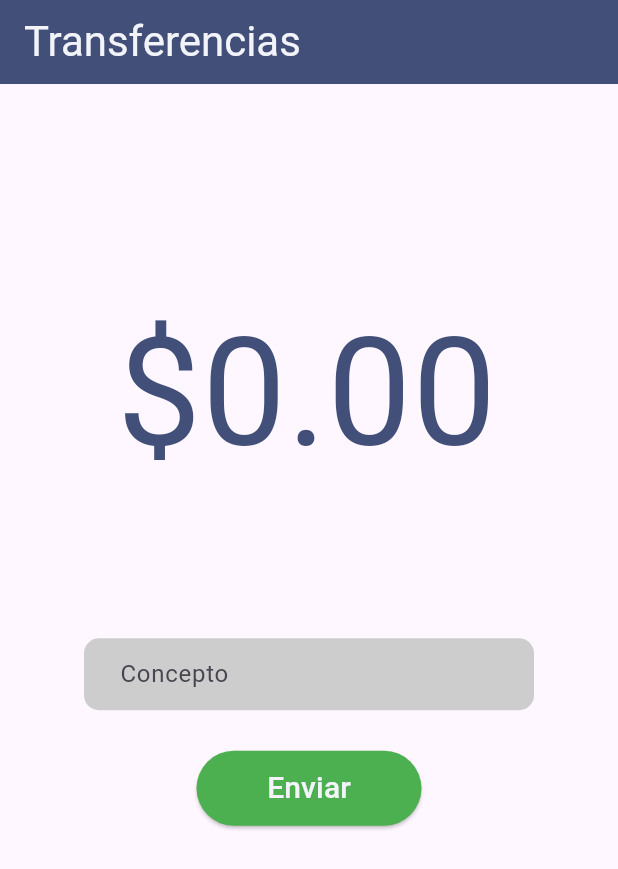
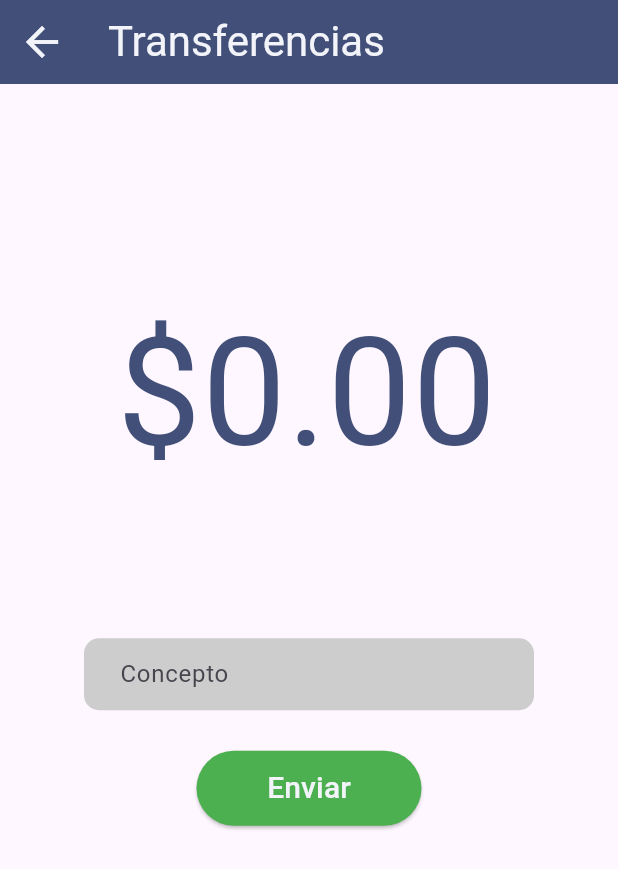
Before and after one commit to DiegoTrujillos/safesuit_bank-1, a Flutter app: the TransferenciasPage screen opened directly, on a phone screen of 412 x 824 dp. Shown: the top 869 px of the screen. Run offline on Flutter 3.47's test engine with Material 3 defaults, Android fonts, the phone set to English and light mode, and no system bars; our stand-ins replace local_auth.

Commit message:
boton transferencia

```diff
--- a/lib/core/presentation/screers/home.dart
+++ b/lib/core/presentation/screers/home.dart
@@ -1,4 +1,5 @@
 import 'package:flutter/material.dart';
+import 'package:safesuit_bank/core/presentation/screers/transfer.dart';
 import 'package:safesuit_bank/main.dart';
 
 class HomeView extends StatelessWidget {
@@ -26,6 +27,9 @@ class HomeView extends StatelessWidget {
         ListTile(
           leading: const Icon(Icons.arrow_forward),
           title: const Text('Transferencias'),
+          onTap: () {
+                Navigator.push(context, MaterialPageRoute(builder: (context) => Trans()));
+              },
         ),
         ListTile(
           leading: const Icon(Icons.arrow_back),
--- a/lib/core/presentation/screers/transfer.dart
+++ b/lib/core/presentation/screers/transfer.dart
@@ -1,4 +1,5 @@
 import 'package:flutter/material.dart';
+import 'package:safesuit_bank/core/presentation/screers/home.dart';
 
 class Trans extends StatelessWidget {
   @override
@@ -35,7 +36,18 @@ class _TransferenciasPageState extends State<TransferenciasPage> {
             color: Color.fromARGB(255, 242, 244, 250)
           ),
         ),
-        backgroundColor: Color.fromARGB(255, 66, 79, 120),
+        backgroundColor: const Color.fromARGB(255, 66, 79, 120),
+        leading: GestureDetector(
+          onTap: (){
+            Navigator.push(context, MaterialPageRoute(builder: (context) => HomeView()));
+          },
+          child: const Icon(
+            Icons.arrow_back,
+            color: Color.fromARGB(255, 242, 244, 250),
+            size: 32,
+            ),
+
+        ),
       ),
       //backgroundColor: Color.fromARGB(255, 56, 99, 228),
       body: Center(
--- a/lib/main.dart
+++ b/lib/main.dart
@@ -57,7 +57,7 @@ class _MyHomePageState extends State<MyHomePage> {
   @override
   Widget build(BuildContext context) {
     // Las variables _isChecked, _phoneNumber y _password deberían definirse fuera del método build para evitar redeclaraciones en cada reconstrucción. Aquí se mantienen para coincidir con la estructura del código proporcionado.
-    String _phoneNumber = "1";
+    String _phoneNumber = "";
     String _password = "";
 
     return Scaffold(
```
